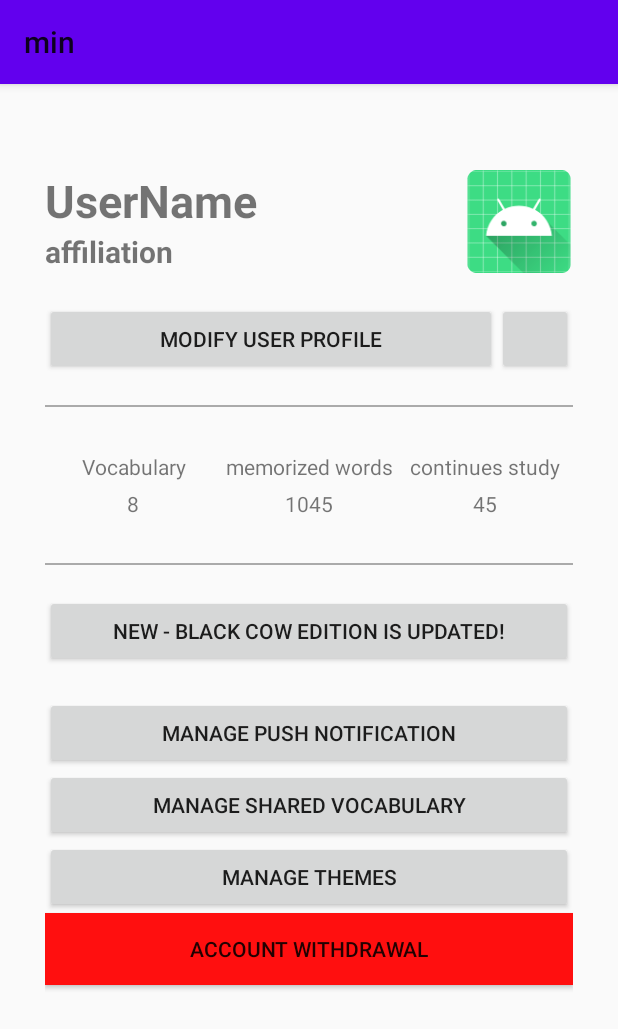
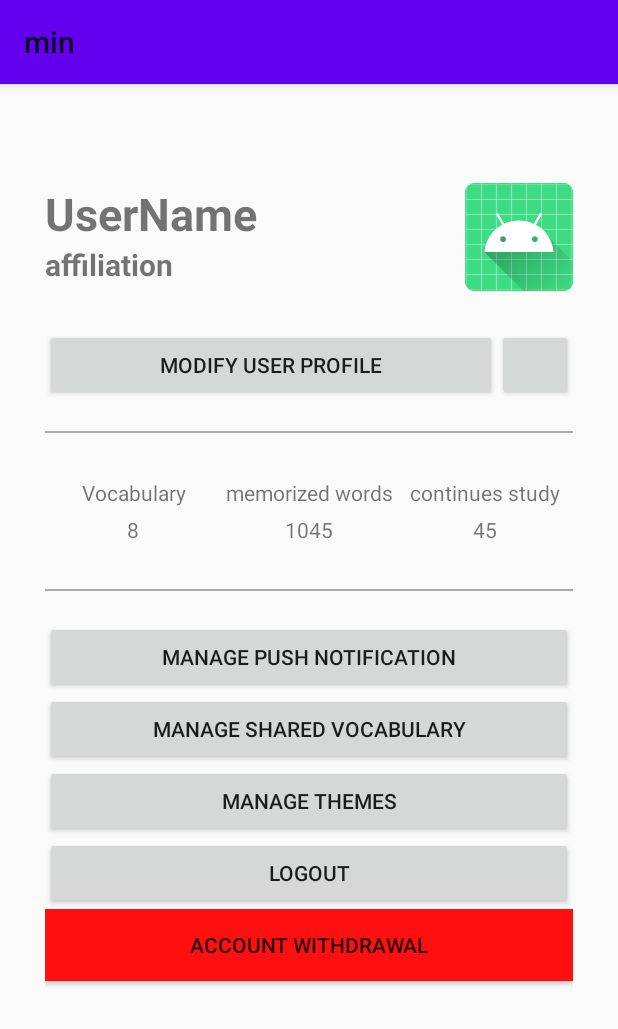
Before and after one commit to Je-0204/min, an Android app: the SettingsMain screen opened directly, with no data from a screen before it, on a phone screen of 412 x 824 dp. Shown: the top 1029 px of the screen. Run offline under Robolectric (Android 15) with nearby library versions, the phone set to English and light mode, and no system bars.

Commit message:
Add logout button

```diff
--- a/app/src/main/res/layout/activity_settings_main.xml
+++ b/app/src/main/res/layout/activity_settings_main.xml
@@ -128,15 +128,6 @@
         android:layout_margin="10dp"
         android:background="@android:color/darker_gray"/>
 
-
-    <!--advertisement-->
-
-    <androidx.appcompat.widget.AppCompatButton
-        android:layout_width="match_parent"
-        android:layout_height="wrap_content"
-        android:layout_margin="10dp"
-        android:text="new - black cow edition is updated!"/>
-
     <!-- go to more settings -->
     <androidx.appcompat.widget.LinearLayoutCompat
         android:layout_width="match_parent"
@@ -160,6 +151,10 @@
         <androidx.appcompat.widget.AppCompatButton
             android:layout_width="match_parent"
             android:layout_height="wrap_content"
+            android:text="logout"/>
+        <androidx.appcompat.widget.AppCompatButton
+            android:layout_width="match_parent"
+            android:layout_height="wrap_content"
             android:background="#ff0f0f"
             android:text="account withdrawal"/>
     </androidx.appcompat.widget.LinearLayoutCompat>
```
